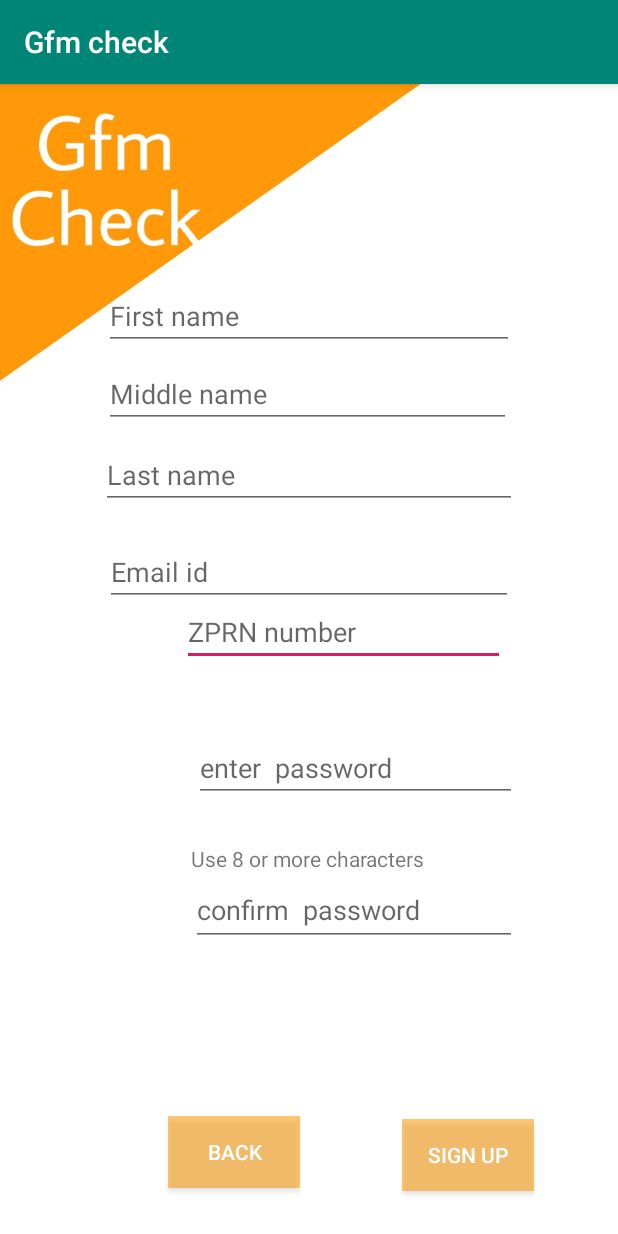
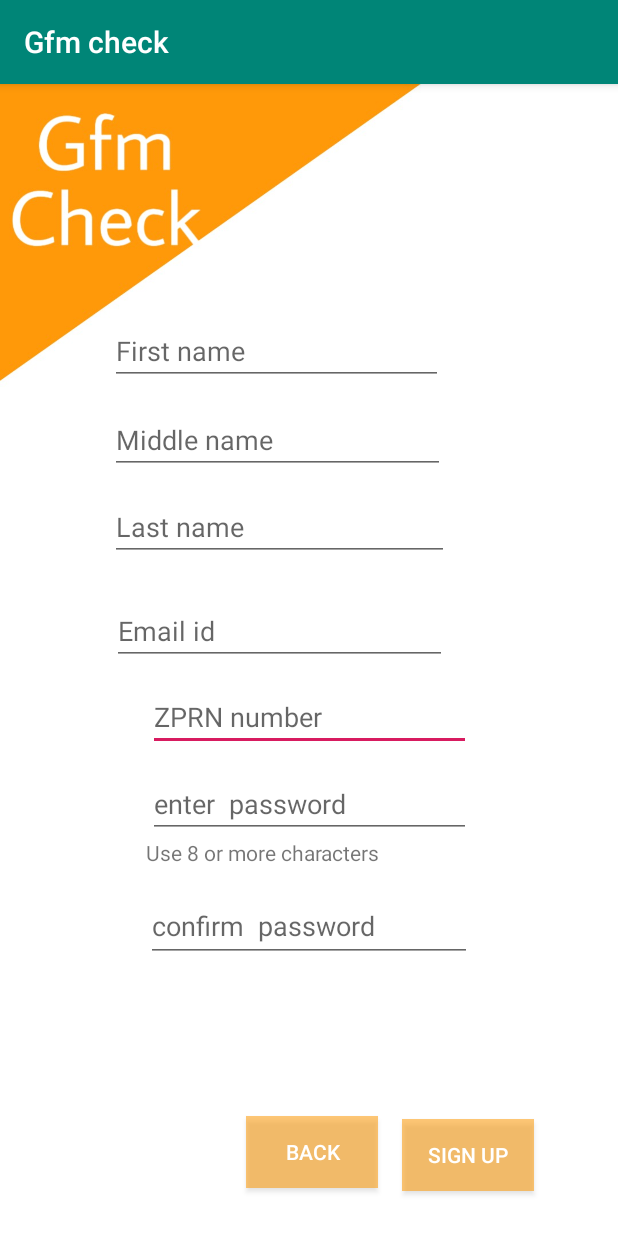
Before and after one commit to Asbaharoon/Students-academic, an Android app: the screen it shows after launch (MainActivity), on a phone screen of 412 x 824 dp. Run offline under Robolectric (Android 15) with nearby library versions, the phone set to English and light mode, and no system bars.

Commit message:
sign up activity complete :configure seterror if password not entered ,no sign in if even one content is missing

```diff
--- a/app/src/main/java/com/example/gfmcheck/MainActivity.java
+++ b/app/src/main/java/com/example/gfmcheck/MainActivity.java
@@ -3,11 +3,13 @@ package com.example.gfmcheck;
 import androidx.appcompat.app.AppCompatActivity;
 
 import android.content.Intent;
+import android.opengl.Visibility;
 import android.os.Bundle;
 import android.speech.RecognizerIntent;
 import android.view.View;
 import android.widget.Button;
 import android.widget.EditText;
+import android.widget.TextView;
 
 public class MainActivity extends AppCompatActivity {
 
@@ -57,11 +59,21 @@ public class MainActivity extends AppCompatActivity {
 
 
     private void validate(String fn,String mn,String ln,String ein,String zprnn,String pwd1n,String conpwdn){
-    if(fn!=null && mn!=null && ln!=null && ein!=null && zprnn!=null && pwd1n!=null && conpwdn!=null) {
-        if (pwd1n.equals(conpwdn)) {
+    //if(fn!=null || mn!=null || ln!=null || ein!=null || zprnn!=null || pwd1n!=null || conpwdn!=null) {
+    //if(f.getText().toString()!=null && m.getText().toString()!=null||l.getText().toString()!=null ||ei.getText().toString()!=null || zprn.getText().toString()!=null || pwd1.getText().toString()!=null || conpwd.getText().toString()!=null){
+      if(pwd1n.isEmpty() || conpwdn.isEmpty() || mn.isEmpty() || ln.isEmpty() || ein.isEmpty() || fn.isEmpty() || zprnn.isEmpty()){
+
+            }
+    else{
+
+        if (pwd1n.equals(conpwdn) && pwd1n!=null && conpwdn!=null) {
             Intent intent1 = new Intent(MainActivity.this,dataact.class);
             startActivity(intent1);
         }
+        else{
+            conpwd.setError("*Enter same password as above");
+        }
+
 
     }
 
--- a/app/src/main/res/layout/activity_main.xml
+++ b/app/src/main/res/layout/activity_main.xml
@@ -12,89 +12,82 @@
         android:id="@+id/backtologinbutton"
         android:layout_width="wrap_content"
         android:layout_height="wrap_content"
-        android:layout_marginStart="96dp"
-        android:layout_marginLeft="96dp"
+        android:layout_marginEnd="16dp"
+        android:layout_marginRight="16dp"
         android:layout_marginBottom="16dp"
         android:background="#88FF9800"
         android:text="back"
         android:textColor="#FFFFFF"
         app:layout_constraintBottom_toBottomOf="parent"
-        app:layout_constraintStart_toStartOf="parent" />
+        app:layout_constraintEnd_toStartOf="@+id/signupbutton" />
 
     <EditText
         android:id="@+id/zprn"
         android:layout_width="215dp"
         android:layout_height="41dp"
-        android:layout_marginTop="169dp"
-        android:layout_marginEnd="8dp"
-        android:layout_marginRight="8dp"
-        android:layout_marginBottom="169dp"
+        android:layout_marginTop="196dp"
+        android:layout_marginBottom="196dp"
         android:ems="10"
         android:hint="ZPRN number"
         android:inputType="textPersonName"
-        app:layout_constraintBottom_toTopOf="@+id/signupbutton"
-        app:layout_constraintEnd_toEndOf="@+id/pwd"
-        app:layout_constraintTop_toBottomOf="@+id/f"
-        app:layout_constraintVertical_bias="0.0" />
+        app:layout_constraintBottom_toTopOf="@+id/backtologinbutton"
+        app:layout_constraintEnd_toEndOf="parent"
+        app:layout_constraintStart_toStartOf="parent"
+        app:layout_constraintTop_toTopOf="@+id/f" />
 
     <TextView
         android:id="@+id/textView3"
         android:layout_width="0dp"
-        android:layout_height="41dp"
+        android:layout_height="0dp"
+        android:layout_marginBottom="1dp"
         android:text="Use 8 or more characters"
         app:layout_constraintBottom_toTopOf="@+id/conpwd"
         app:layout_constraintEnd_toEndOf="parent"
         app:layout_constraintStart_toStartOf="@+id/conpwd"
-        app:layout_constraintTop_toTopOf="@+id/conpwd" />
+        app:layout_constraintTop_toBottomOf="@+id/pwd" />
 
     <EditText
         android:id="@+id/conpwd"
         android:layout_width="217dp"
         android:layout_height="47dp"
-        android:layout_marginTop="114dp"
-        android:layout_marginEnd="51dp"
-        android:layout_marginRight="51dp"
-        android:layout_marginBottom="111dp"
+        android:layout_marginTop="127dp"
+        android:layout_marginBottom="127dp"
         android:ems="10"
         android:hint="confirm  password"
         android:inputType="textPassword"
-        app:layout_constraintBottom_toBottomOf="parent"
+        app:layout_constraintBottom_toBottomOf="@+id/backtologinbutton"
         app:layout_constraintEnd_toEndOf="parent"
-        app:layout_constraintTop_toTopOf="@+id/zprn" />
+        app:layout_constraintStart_toStartOf="parent"
+        app:layout_constraintTop_toBottomOf="@+id/ei" />
 
     <EditText
         android:id="@+id/ei"
         android:layout_width="0dp"
         android:layout_height="41dp"
-        android:layout_marginStart="54dp"
-        android:layout_marginLeft="54dp"
-        android:layout_marginTop="112dp"
-        android:layout_marginEnd="54dp"
-        android:layout_marginRight="54dp"
-        android:layout_marginBottom="114dp"
+        android:layout_marginStart="1dp"
+        android:layout_marginLeft="1dp"
+        android:layout_marginEnd="1dp"
+        android:layout_marginRight="1dp"
+        android:layout_marginBottom="16dp"
         android:ems="10"
         android:hint="Email id"
         android:inputType="textPersonName"
-        app:layout_constraintBottom_toBottomOf="@+id/pwd"
-        app:layout_constraintEnd_toEndOf="parent"
-        app:layout_constraintStart_toStartOf="parent"
-        app:layout_constraintTop_toBottomOf="@+id/f" />
+        app:layout_constraintBottom_toTopOf="@+id/zprn"
+        app:layout_constraintEnd_toEndOf="@+id/l"
+        app:layout_constraintStart_toStartOf="@+id/l" />
 
     <EditText
         android:id="@+id/l"
-        android:layout_width="0dp"
+        android:layout_width="226dp"
         android:layout_height="41dp"
-        android:layout_marginStart="51dp"
-        android:layout_marginLeft="51dp"
-        android:layout_marginTop="56dp"
-        android:layout_marginEnd="51dp"
-        android:layout_marginRight="51dp"
-        android:layout_marginBottom="56dp"
+        android:layout_marginStart="57dp"
+        android:layout_marginLeft="57dp"
+        android:layout_marginTop="52dp"
+        android:layout_marginBottom="46dp"
         android:ems="10"
         android:hint="Last name"
         android:inputType="textPersonName"
         app:layout_constraintBottom_toBottomOf="@+id/ei"
-        app:layout_constraintEnd_toEndOf="parent"
         app:layout_constraintStart_toStartOf="parent"
         app:layout_constraintTop_toBottomOf="@+id/f" />
 
@@ -102,52 +95,45 @@
         android:id="@+id/f"
         android:layout_width="0dp"
         android:layout_height="41dp"
-        android:layout_marginStart="53dp"
-        android:layout_marginLeft="53dp"
-        android:layout_marginTop="120dp"
-        android:layout_marginEnd="53dp"
-        android:layout_marginRight="53dp"
+        android:layout_marginTop="143dp"
+        android:layout_marginEnd="4dp"
+        android:layout_marginRight="4dp"
         android:ems="10"
         android:hint="First name"
         android:inputType="textPersonName"
-        app:layout_constraintEnd_toEndOf="parent"
-        app:layout_constraintHorizontal_bias="0.781"
-        app:layout_constraintStart_toStartOf="parent"
+        app:layout_constraintEnd_toEndOf="@+id/l"
+        app:layout_constraintStart_toStartOf="@+id/m"
         app:layout_constraintTop_toTopOf="parent" />
 
     <EditText
         android:id="@+id/m"
         android:layout_width="0dp"
         android:layout_height="41dp"
-        android:layout_marginStart="2dp"
-        android:layout_marginLeft="2dp"
         android:layout_marginTop="47dp"
-        android:layout_marginEnd="2dp"
-        android:layout_marginRight="2dp"
-        android:layout_marginBottom="50dp"
+        android:layout_marginEnd="1dp"
+        android:layout_marginRight="1dp"
+        android:layout_marginBottom="46dp"
         android:ems="10"
         android:hint="Middle name"
         android:inputType="textPersonName"
         app:layout_constraintBottom_toBottomOf="@+id/l"
-        app:layout_constraintEnd_toEndOf="@+id/f"
+        app:layout_constraintEnd_toEndOf="@+id/ei"
         app:layout_constraintStart_toStartOf="@+id/l"
         app:layout_constraintTop_toTopOf="@+id/f" />
 
     <EditText
         android:id="@+id/pwd"
-        android:layout_width="0dp"
+        android:layout_width="215dp"
         android:layout_height="41dp"
-        android:layout_marginStart="2dp"
-        android:layout_marginLeft="2dp"
-        android:layout_marginTop="16dp"
-        android:layout_marginBottom="16dp"
+        android:layout_marginTop="149dp"
+        android:layout_marginBottom="150dp"
         android:ems="10"
         android:hint="enter  password"
         android:inputType="textPassword"
-        app:layout_constraintBottom_toTopOf="@+id/conpwd"
-        app:layout_constraintEnd_toEndOf="@+id/conpwd"
-        app:layout_constraintStart_toStartOf="@+id/textView3"
-        app:layout_constraintTop_toBottomOf="@+id/zprn" />
+        app:layout_constraintBottom_toTopOf="@+id/backtologinbutton"
+        app:layout_constraintEnd_toEndOf="parent"
+        app:layout_constraintStart_toStartOf="parent"
+        app:layout_constraintTop_toTopOf="@+id/l" />
 
     <Button
         android:id="@+id/signupbutton"
```
